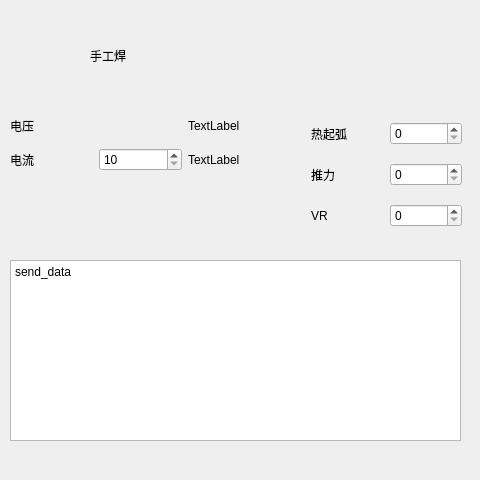
The window that untitled4/dialog_hand.ui (ZIME-KING/QT_Learn) describes before a commit, drawn with Qt 5.
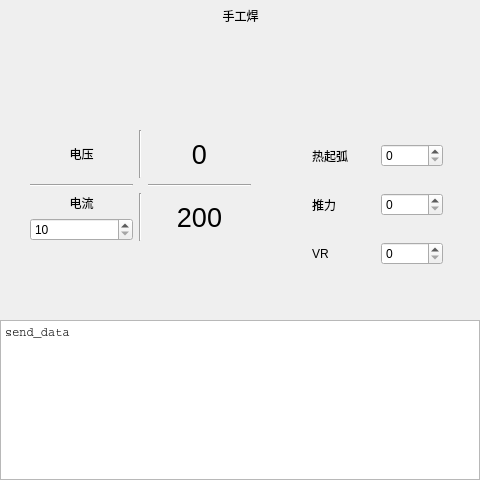
The same window after the commit.

Patch:
```diff
--- a/untitled4/dialog_hand.ui
+++ b/untitled4/dialog_hand.ui
@@ -13,38 +13,93 @@
   <property name="windowTitle">
    <string>Dialog</string>
   </property>
-  <widget class="QWidget" name="layoutWidget">
+  <widget class="QTextEdit" name="textEdit">
    <property name="geometry">
     <rect>
-     <x>10</x>
-     <y>110</y>
-     <width>261</width>
-     <height>61</height>
+     <x>0</x>
+     <y>320</y>
+     <width>480</width>
+     <height>160</height>
     </rect>
    </property>
-   <layout class="QGridLayout" name="gridLayout_2">
+   <property name="font">
+    <font>
+     <family>Courier</family>
+     <pointsize>15</pointsize>
+    </font>
+   </property>
+   <property name="html">
+    <string>&lt;!DOCTYPE HTML PUBLIC &quot;-//W3C//DTD HTML 4.0//EN&quot; &quot;http://www.w3.org/TR/REC-html40/strict.dtd&quot;&gt;
+&lt;html&gt;&lt;head&gt;&lt;meta name=&quot;qrichtext&quot; content=&quot;1&quot; /&gt;&lt;meta charset=&quot;utf-8&quot; /&gt;&lt;style type=&quot;text/css&quot;&gt;
+p, li { white-space: pre-wrap; }
+&lt;/style&gt;&lt;/head&gt;&lt;body style=&quot; font-family:'Courier'; font-size:15pt; font-weight:400; font-style:normal;&quot;&gt;
+&lt;p style=&quot; margin-top:0px; margin-bottom:0px; margin-left:0px; margin-right:0px; -qt-block-indent:0; text-indent:0px;&quot;&gt;&lt;span style=&quot; font-family:'Microsoft YaHei UI'; font-size:9pt;&quot;&gt;send_data&lt;/span&gt;&lt;/p&gt;&lt;/body&gt;&lt;/html&gt;</string>
+   </property>
+  </widget>
+  <widget class="QLabel" name="label_8">
+   <property name="geometry">
+    <rect>
+     <x>0</x>
+     <y>0</y>
+     <width>481</width>
+     <height>32</height>
+    </rect>
+   </property>
+   <property name="text">
+    <string>手工焊</string>
+   </property>
+   <property name="alignment">
+    <set>Qt::AlignCenter</set>
+   </property>
+  </widget>
+  <widget class="QWidget" name="">
+   <property name="geometry">
+    <rect>
+     <x>30</x>
+     <y>130</y>
+     <width>221</width>
+     <height>111</height>
+    </rect>
+   </property>
+   <layout class="QGridLayout" name="gridLayout_3">
     <item row="0" column="0">
      <widget class="QLabel" name="label">
       <property name="text">
        <string>电压</string>
       </property>
+      <property name="alignment">
+       <set>Qt::AlignCenter</set>
+      </property>
      </widget>
     </item>
     <item row="0" column="2">
      <widget class="QLabel" name="label_3">
+      <property name="font">
+       <font>
+        <pointsize>20</pointsize>
+       </font>
+      </property>
       <property name="text">
-       <string>TextLabel</string>
+       <string>0</string>
+      </property>
+      <property name="alignment">
+       <set>Qt::AlignCenter</set>
       </property>
      </widget>
     </item>
-    <item row="1" column="0">
+    <item row="2" column="0">
+     <layout class="QGridLayout" name="gridLayout_2">
+      <item row="0" column="0">
      <widget class="QLabel" name="label_2">
       <property name="text">
        <string>电流</string>
       </property>
-     </widget>
-    </item>
-    <item row="1" column="1">
+        <property name="alignment">
+         <set>Qt::AlignCenter</set>
+        </property>
+       </widget>
+      </item>
+      <item row="1" column="0">
      <widget class="QSpinBox" name="spinBox_2">
       <property name="minimum">
        <number>10</number>
@@ -54,59 +109,64 @@
       </property>
      </widget>
     </item>
+     </layout>
+    </item>
     <item row="1" column="2">
+     <widget class="Line" name="line_2">
+      <property name="orientation">
+       <enum>Qt::Horizontal</enum>
+      </property>
+     </widget>
+    </item>
+    <item row="2" column="2">
      <widget class="QLabel" name="label_4">
-      <property name="text">
-       <string>TextLabel</string>
-      </property>
-     </widget>
-    </item>
-   </layout>
-  </widget>
-  <widget class="QTextEdit" name="textEdit">
-   <property name="geometry">
-    <rect>
-     <x>10</x>
-     <y>260</y>
-     <width>451</width>
-     <height>181</height>
-    </rect>
-   </property>
    <property name="font">
     <font>
-     <pointsize>16</pointsize>
-    </font>
-   </property>
-   <property name="html">
-    <string>&lt;!DOCTYPE HTML PUBLIC &quot;-//W3C//DTD HTML 4.0//EN&quot; &quot;http://www.w3.org/TR/REC-html40/strict.dtd&quot;&gt;
-&lt;html&gt;&lt;head&gt;&lt;meta name=&quot;qrichtext&quot; content=&quot;1&quot; /&gt;&lt;meta charset=&quot;utf-8&quot; /&gt;&lt;style type=&quot;text/css&quot;&gt;
-p, li { white-space: pre-wrap; }
-&lt;/style&gt;&lt;/head&gt;&lt;body style=&quot; font-family:'Microsoft YaHei UI'; font-size:16pt; font-weight:400; font-style:normal;&quot;&gt;
-&lt;p style=&quot; margin-top:0px; margin-bottom:0px; margin-left:0px; margin-right:0px; -qt-block-indent:0; text-indent:0px;&quot;&gt;&lt;span style=&quot; font-size:9pt;&quot;&gt;send_data&lt;/span&gt;&lt;/p&gt;&lt;/body&gt;&lt;/html&gt;</string>
-   </property>
-  </widget>
-  <widget class="QLabel" name="label_8">
-   <property name="geometry">
-    <rect>
-     <x>90</x>
-     <y>40</y>
-     <width>82</width>
-     <height>32</height>
-    </rect>
-   </property>
+        <pointsize>20</pointsize>
+       </font>
+      </property>
    <property name="text">
-    <string>手工焊</string>
-   </property>
-  </widget>
-  <widget class="QWidget" name="layoutWidget">
+       <string>200</string>
+      </property>
+      <property name="alignment">
+       <set>Qt::AlignCenter</set>
+      </property>
+     </widget>
+    </item>
+    <item row="1" column="0">
+     <widget class="Line" name="line">
+      <property name="orientation">
+       <enum>Qt::Horizontal</enum>
+      </property>
+     </widget>
+    </item>
+    <item row="2" column="1">
+     <widget class="Line" name="line_3">
+      <property name="orientation">
+       <enum>Qt::Vertical</enum>
+      </property>
+     </widget>
+    </item>
+    <item row="0" column="1">
+     <widget class="Line" name="line_4">
+      <property name="orientation">
+       <enum>Qt::Vertical</enum>
+      </property>
+     </widget>
+    </item>
+   </layout>
+  </widget>
+  <widget class="QWidget" name="">
    <property name="geometry">
     <rect>
-     <x>311</x>
-     <y>110</y>
-     <width>151</width>
-     <height>131</height>
+     <x>312</x>
+     <y>124</y>
+     <width>131</width>
+     <height>161</height>
     </rect>
    </property>
+   <layout class="QGridLayout" name="gridLayout_6">
+    <item row="0" column="0">
    <layout class="QGridLayout" name="gridLayout">
     <item row="0" column="0">
      <widget class="QLabel" name="label_5">
@@ -125,14 +185,18 @@
       </property>
      </widget>
     </item>
+     </layout>
+    </item>
     <item row="1" column="0">
+     <layout class="QGridLayout" name="gridLayout_4">
+      <item row="0" column="0">
      <widget class="QLabel" name="label_6">
       <property name="text">
        <string>推力</string>
       </property>
      </widget>
     </item>
-    <item row="1" column="1">
+      <item row="0" column="1">
      <widget class="QSpinBox" name="spinBox_4">
       <property name="minimum">
        <number>0</number>
@@ -142,14 +206,18 @@
       </property>
      </widget>
     </item>
+     </layout>
+    </item>
     <item row="2" column="0">
+     <layout class="QGridLayout" name="gridLayout_5">
+      <item row="0" column="0">
      <widget class="QLabel" name="label_7">
       <property name="text">
        <string>VR</string>
       </property>
      </widget>
     </item>
-    <item row="2" column="1">
+      <item row="0" column="1">
      <widget class="QSpinBox" name="spinBox_5">
       <property name="minimum">
        <number>0</number>
@@ -158,6 +226,8 @@
        <number>1</number>
       </property>
      </widget>
+      </item>
+     </layout>
     </item>
    </layout>
   </widget>
```
Lines whose indentation alone changed are shown as unchanged.
